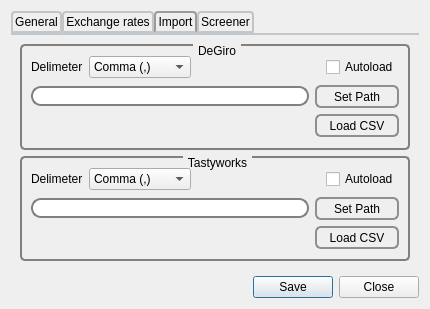
First picture: the form in settingsform.ui, repository ado130/SPM, before the edit.
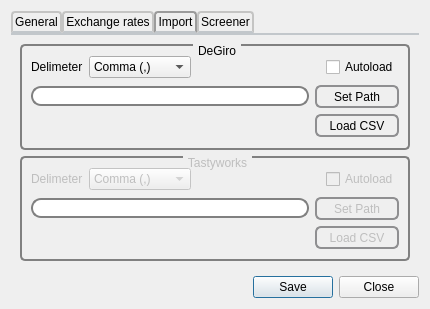
Second picture: the form after the edit. The open tabs and pages were chosen to show the change.

Patch:
```diff
--- a/settingsform.ui
+++ b/settingsform.ui
@@ -872,7 +872,10 @@
         </widget>
        </item>
        <item>
-        <widget class="QGroupBox" name="gbDegiro_2">
+        <widget class="QGroupBox" name="gbTastyworks">
+         <property name="enabled">
+          <bool>false</bool>
+         </property>
          <property name="styleSheet">
           <string notr="true">QGroupBox {
     background-color: qlineargradient(x1: 0, y1: 0, x2: 0, y2: 1,
```
Left out of the diff: 2 changed lines with no effect on the pictures.
